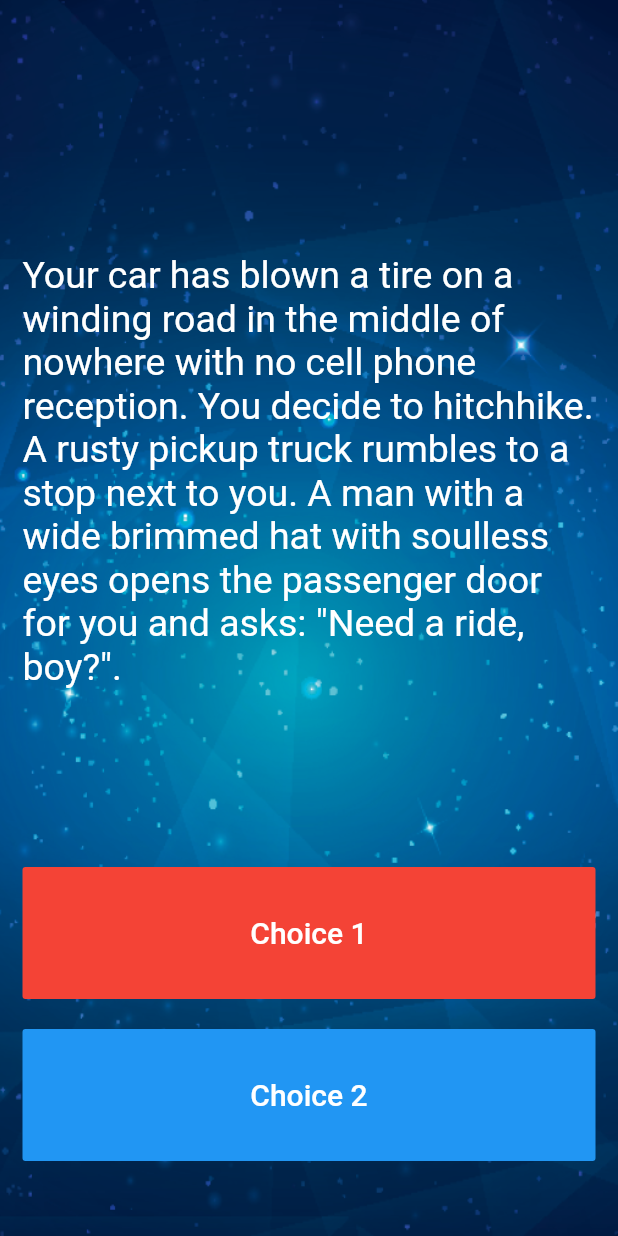
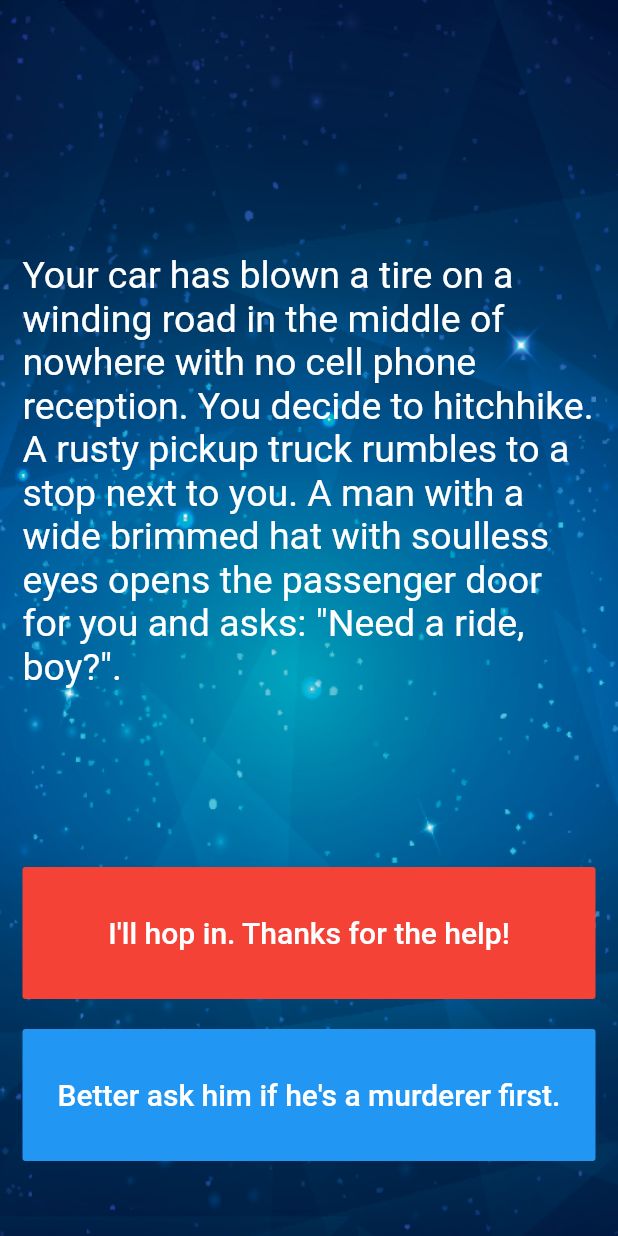
Before and after one commit to mntm/flutter-course, a Flutter app: the screen it shows after launch, on a phone screen of 412 x 824 dp. Run offline on Flutter 3.47's test engine with Material 2 defaults, Android fonts, the phone set to English and light mode, and no system bars.

Commit message:
TODO 13-14: use getChoice1 getChoice2

```diff
--- a/lib/main.dart
+++ b/lib/main.dart
@@ -60,8 +60,7 @@ class _StoryPageState extends State<StoryPage> {
                   },
                   color: Colors.red,
                   child: Text(
-                    //TODO: Step 13 - Use the storyBrain to get the text for choice 1.
-                    'Choice 1',
+                    storyBrain.getChoice1(),
                     style: TextStyle(
                       fontSize: 20.0,
                     ),
@@ -82,8 +81,7 @@ class _StoryPageState extends State<StoryPage> {
                   },
                   color: Colors.blue,
                   child: Text(
-                    //TODO: Step 14 - Use the storyBrain to get the text for choice 2.
-                    'Choice 2',
+                    storyBrain.getChoice2(),
                     style: TextStyle(
                       fontSize: 20.0,
                     ),
--- a/lib/story_brain.dart
+++ b/lib/story_brain.dart
@@ -37,10 +37,8 @@ class StoryBrain {
 
   String getStory() => _storyData[0].storyTitle;
 
-//TODO: Step 11 - Create a method called getChoice1() that returns the text for the first choice1 from _storyData.
 String getChoice1() => _storyData[0].choice1;
 
-//TODO: Step 12 - Create a method called getChoice2() that returns the text for the first choice2 from _storyData.
 String getChoice2() => _storyData[0].choice2;
 
 //TODO: Step 25 - Change the storyNumber property into a private property so that only story_brain.dart has access to it. You can do this by right clicking on the name (storyNumber) and selecting Refactor -> Rename to make the change across all the places where it's used.
```
